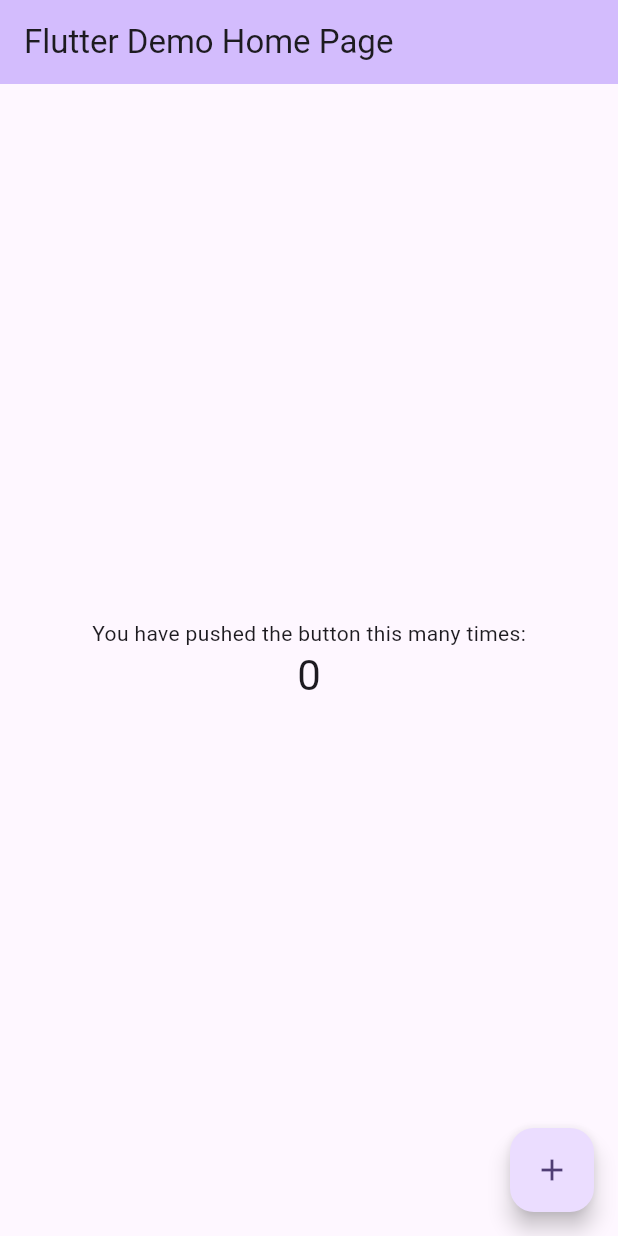
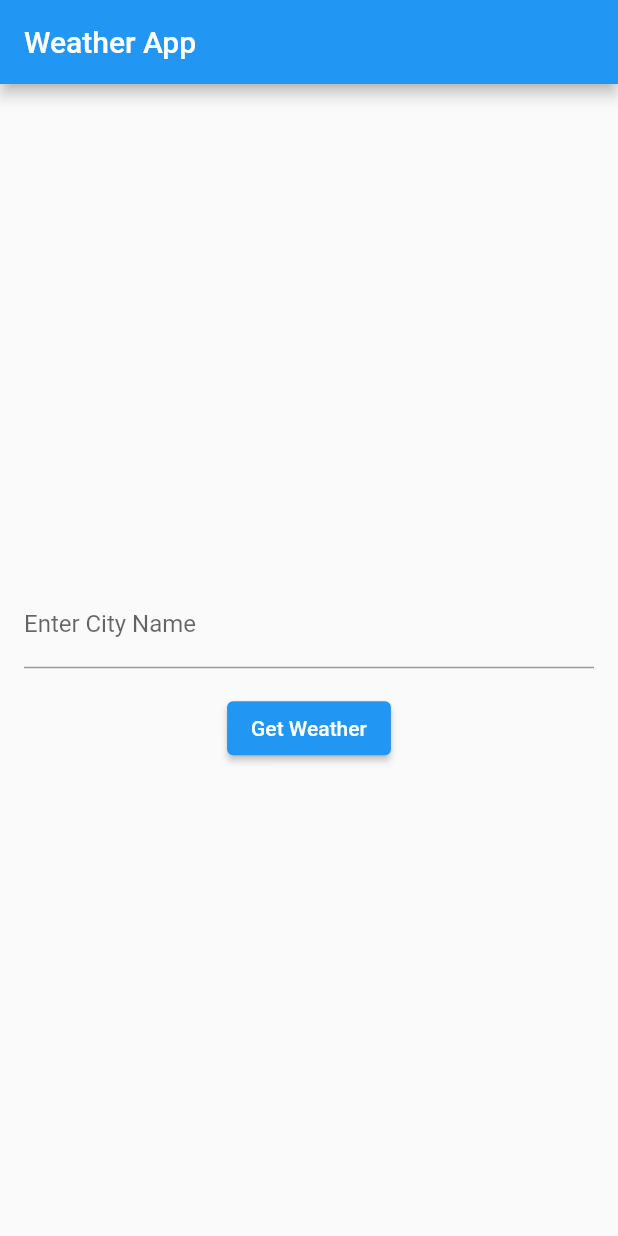
Before and after one commit to sabeloeric/weather_app, a Flutter app: the screen it shows after launch, on a phone screen of 412 x 824 dp. Run offline on Flutter 3.47's test engine with Material 2 defaults, Android fonts, the phone set to English and light mode, and no system bars; our stand-ins replace dartz, equatable, flutter_bloc.

Commit message:
Show weather for provided city on home screen

```diff
--- a/lib/main.dart
+++ b/lib/main.dart
@@ -1,4 +1,10 @@
 import 'package:flutter/material.dart';
+import 'package:flutter_bloc/flutter_bloc.dart';
+import 'package:weather_app/data/datasources/local/local_weather_data_source.dart';
+import 'package:weather_app/data/repositories/weather_repository_impl.dart';
+import 'package:weather_app/domain/usecases/get_weather_usecase.dart';
+import 'package:weather_app/presentation/bloc/weather_bloc.dart';
+import 'package:weather_app/presentation/pages/weather_page.dart';
 
 void main() {
   runApp(const MyApp());
@@ -7,119 +13,23 @@ void main() {
 class MyApp extends StatelessWidget {
   const MyApp({super.key});
 
-  // This widget is the root of your application.
   @override
   Widget build(BuildContext context) {
     return MaterialApp(
-      title: 'Flutter Demo',
+      title: 'Weather App',
       theme: ThemeData(
-        // This is the theme of your application.
-        //
-        // TRY THIS: Try running your application with "flutter run". You'll see
-        // the application has a blue toolbar. Then, without quitting the app,
-        // try changing the seedColor in the colorScheme below to Colors.green
-        // and then invoke "hot reload" (save your changes or press the "hot
-        // reload" button in a Flutter-supported IDE, or press "r" if you used
-        // the command line to start the app).
-        //
-        // Notice that the counter didn't reset back to zero; the application
-        // state is not lost during the reload. To reset the state, use hot
-        // restart instead.
-        //
-        // This works for code too, not just values: Most code changes can be
-        // tested with just a hot reload.
-        colorScheme: ColorScheme.fromSeed(seedColor: Colors.deepPurple),
-        useMaterial3: true,
+        primarySwatch: Colors.blue,
       ),
-      home: const MyHomePage(title: 'Flutter Demo Home Page'),
+      home: BlocProvider<WeatherBloc>(
+        create: (context) => WeatherBloc(
+          getWeatherUseCase: GetWeatherUseCase(
+            WeatherRepositoryImpl(
+               WeatherLocalDataSourceImpl('assets/data/fake_weather_data.json'),
+            ),
+          ),
+        ),
+        child:  WeatherPage(),
+      ),
     );
   }
 }
-
-class MyHomePage extends StatefulWidget {
-  const MyHomePage({super.key, required this.title});
-
-  // This widget is the home page of your application. It is stateful, meaning
-  // that it has a State object (defined below) that contains fields that affect
-  // how it looks.
-
-  // This class is the configuration for the state. It holds the values (in this
-  // case the title) provided by the parent (in this case the App widget) and
-  // used by the build method of the State. Fields in a Widget subclass are
-  // always marked "final".
-
-  final String title;
-
-  @override
-  State<MyHomePage> createState() => _MyHomePageState();
-}
-
-class _MyHomePageState extends State<MyHomePage> {
-  int _counter = 0;
-
-  void _incrementCounter() {
-    setState(() {
-      // This call to setState tells the Flutter framework that something has
-      // changed in this State, which causes it to rerun the build method below
-      // so that the display can reflect the updated values. If we changed
-      // _counter without calling setState(), then the build method would not be
-      // called again, and so nothing would appear to happen.
-      _counter++;
-    });
-  }
-
-  @override
-  Widget build(BuildContext context) {
-    // This method is rerun every time setState is called, for instance as done
-    // by the _incrementCounter method above.
-    //
-    // The Flutter framework has been optimized to make rerunning build methods
-    // fast, so that you can just rebuild anything that needs updating rather
-    // than having to individually change instances of widgets.
-    return Scaffold(
-      appBar: AppBar(
-        // TRY THIS: Try changing the color here to a specific color (to
-        // Colors.amber, perhaps?) and trigger a hot reload to see the AppBar
-        // change color while the other colors stay the same.
-        backgroundColor: Theme.of(context).colorScheme.inversePrimary,
-        // Here we take the value from the MyHomePage object that was created by
-        // the App.build method, and use it to set our appbar title.
-        title: Text(widget.title),
-      ),
-      body: Center(
-        // Center is a layout widget. It takes a single child and positions it
-        // in the middle of the parent.
-        child: Column(
-          // Column is also a layout widget. It takes a list of children and
-          // arranges them vertically. By default, it sizes itself to fit its
-          // children horizontally, and tries to be as tall as its parent.
-          //
-          // Column has various properties to control how it sizes itself and
-          // how it positions its children. Here we use mainAxisAlignment to
-          // center the children vertically; the main axis here is the vertical
-          // axis because Columns are vertical (the cross axis would be
-          // horizontal).
-          //
-          // TRY THIS: Invoke "debug painting" (choose the "Toggle Debug Paint"
-          // action in the IDE, or press "p" in the console), to see the
-          // wireframe for each widget.
-          mainAxisAlignment: MainAxisAlignment.center,
-          children: <Widget>[
-            const Text(
-              'You have pushed the button this many times:',
-            ),
-            Text(
-              '$_counter',
-              style: Theme.of(context).textTheme.headlineMedium,
-            ),
-          ],
-        ),
-      ),
-      floatingActionButton: FloatingActionButton(
-        onPressed: _incrementCounter,
-        tooltip: 'Increment',
-        child: const Icon(Icons.add),
-      ), // This trailing comma makes auto-formatting nicer for build methods.
-    );
-  }
-}
--- /dev/null
+++ b/lib/presentation/bloc/weather_bloc.dart
@@ -0,0 +1,39 @@
+import 'package:equatable/equatable.dart';
+import 'package:flutter/material.dart';
+import 'package:flutter_bloc/flutter_bloc.dart';
+
+import 'package:weather_app/core/errors/failures.dart';
+import 'package:weather_app/domain/entities/weather.dart';
+import 'package:weather_app/domain/usecases/get_weather_usecase.dart';
+
+part 'weather_event.dart';
+part 'weather_state.dart';
+
+class WeatherBloc extends Bloc<WeatherEvent, WeatherState> {
+  final GetWeatherUseCase getWeatherUseCase;
+
+  WeatherBloc({required this.getWeatherUseCase}) : super(WeatherInitial()) {
+    on<GetWeatherForCityEvent>((event, emit) async {
+      emit(WeatherLoading());
+
+      final result = await getWeatherUseCase(event.cityName);
+
+      result.fold(
+        (failure) =>
+            emit(WeatherError(errorMessage: _mapFailureToMessage(failure))),
+        (weather) => emit(WeatherLoaded(weather: weather)),
+      );
+    });
+  }
+
+  String _mapFailureToMessage(Failure failure) {
+    if (failure is ServerFailure) {
+      return 'Server error occurred';
+    } else if (failure is CacheFailure) {
+      return 'Cache error occurred';
+    } else if (failure is WeatherNotFoundFailure) {
+      return 'Weather not found';
+    }
+    return 'Unknown error';
+  }
+}
--- /dev/null
+++ b/lib/presentation/bloc/weather_event.dart
@@ -0,0 +1,18 @@
+part of 'weather_bloc.dart';
+
+@immutable
+abstract class WeatherEvent extends Equatable {
+  const WeatherEvent();
+
+  @override
+  List<Object> get props => [];
+}
+
+class GetWeatherForCityEvent extends WeatherEvent {
+  final String cityName;
+
+  const GetWeatherForCityEvent({required this.cityName});
+
+  @override
+  List<Object> get props => [cityName];
+}
--- /dev/null
+++ b/lib/presentation/bloc/weather_state.dart
@@ -0,0 +1,31 @@
+part of 'weather_bloc.dart';
+
+@immutable
+abstract class WeatherState extends Equatable {
+  const WeatherState();
+
+  @override
+  List<Object> get props => [];
+}
+
+class WeatherInitial extends WeatherState {}
+
+class WeatherLoading extends WeatherState {}
+
+class WeatherLoaded extends WeatherState {
+  final Weather weather;
+
+  const WeatherLoaded({required this.weather});
+
+  @override
+  List<Object> get props => [weather];
+}
+
+class WeatherError extends WeatherState {
+  final String errorMessage;
+
+  const WeatherError({required this.errorMessage});
+
+  @override
+  List<Object> get props => [errorMessage];
+}
--- /dev/null
+++ b/lib/presentation/pages/weather_page.dart
@@ -0,0 +1,59 @@
+import 'package:flutter/material.dart';
+import 'package:flutter_bloc/flutter_bloc.dart';
+import 'package:weather_app/presentation/bloc/weather_bloc.dart';
+
+class WeatherPage extends StatelessWidget {
+  @override
+  Widget build(BuildContext context) {
+    final _cityController = TextEditingController();
+    final _bloc = BlocProvider.of<WeatherBloc>(context);
+
+    return Scaffold(
+      appBar: AppBar(
+        title: const Text('Weather App'),
+      ),
+      body: Center(
+        child: Column(
+          mainAxisAlignment: MainAxisAlignment.center,
+          children: [
+            Padding(
+              padding: const EdgeInsets.all(16.0),
+              child: TextField(
+                controller: _cityController,
+                decoration: const InputDecoration(
+                  labelText: 'Enter City Name',
+                ),
+              ),
+            ),
+            ElevatedButton(
+              onPressed: () {
+                final cityName = _cityController.text;
+                _bloc.add(GetWeatherForCityEvent(cityName: cityName));
+              },
+              child: const Text('Get Weather'),
+            ),
+            BlocBuilder<WeatherBloc, WeatherState>(
+              builder: (context, state) {
+                if (state is WeatherLoading) {
+                  return const CircularProgressIndicator();
+                } else if (state is WeatherLoaded) {
+                  return Column(
+                    children: [
+                      Text('Temperature: ${state.weather.temperature.toStringAsFixed(1)}°C'),
+                      Text('Humidity: ${state.weather.humidity.toStringAsFixed(1)}%'),
+                      Text('Description: ${state.weather.description}'),
+                    ],
+                  );
+                } else if (state is WeatherError) {
+                  return Text('Error: ${state.errorMessage}');
+                } else {
+                  return const SizedBox.shrink();
+                }
+              },
+            ),
+          ],
+        ),
+      ),
+    );
+  }
+}
--- a/pubspec.yaml
+++ b/pubspec.yaml
@@ -38,6 +38,7 @@ dependencies:
   dartz: ^0.10.1
   equatable: ^2.0.5
   mockito: ^5.4.2
+  flutter_bloc: ^8.1.3
 
 dev_dependencies:
   flutter_test:
```
Also changed, not shown: pubspec.lock.
